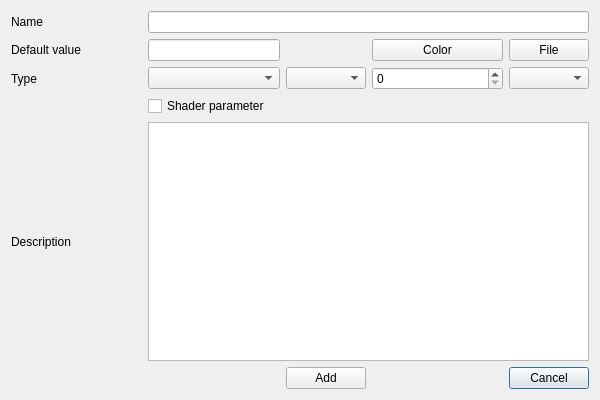
This is src/application-qt4/block_input_output.ui in luisbarrancos/shrimp as Qt 5 draws it before an edit. The edited form follows.
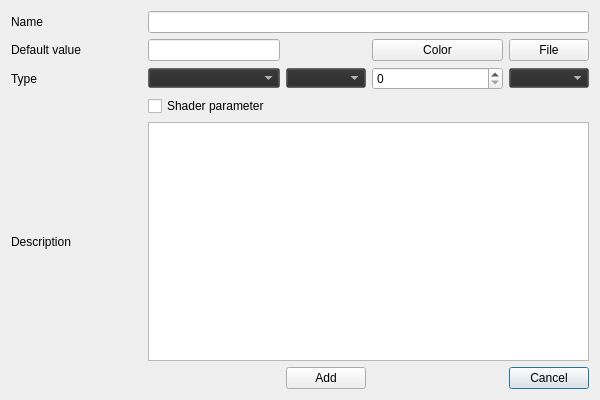
This is the edited form.

Commit message: Update block IO stylesheet

```diff
--- a/src/application-qt4/block_input_output.ui
+++ b/src/application-qt4/block_input_output.ui
@@ -92,7 +92,12 @@
       <string>Input variable storage type</string>
      </property>
      <property name="styleSheet">
-      <string notr="true"/>
+      <string notr="true">QComboBox
+{
+    color:white;
+    background-color: rgba(40,40,40,100);
+    padding: 1px 0px 1px 3px; /*This makes text colour work*/
+}</string>
      </property>
     </widget>
    </item>
@@ -102,7 +107,12 @@
       <string>Input type</string>
      </property>
      <property name="styleSheet">
-      <string notr="true"/>
+      <string notr="true">QComboBox
+{
+    color:white;
+    background-color: rgba(40,40,40,100);
+    padding: 1px 0px 1px 3px; /*This makes text colour work*/
+}</string>
      </property>
     </widget>
    </item>
@@ -119,7 +129,12 @@
       <string>Array type</string>
      </property>
      <property name="styleSheet">
-      <string notr="true"/>
+      <string notr="true">QComboBox
+{
+    color:white;
+    background-color: rgba(40,40,40,100);
+    padding: 1px 0px 1px 3px; /*This makes text colour work*/
+}</string>
      </property>
     </widget>
    </item>
```
